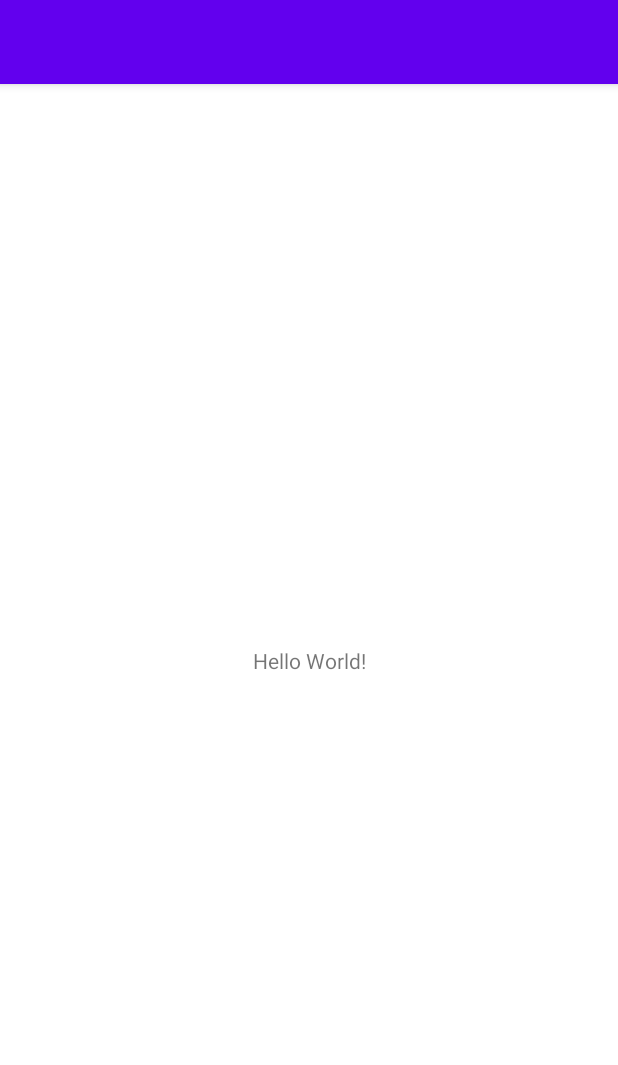
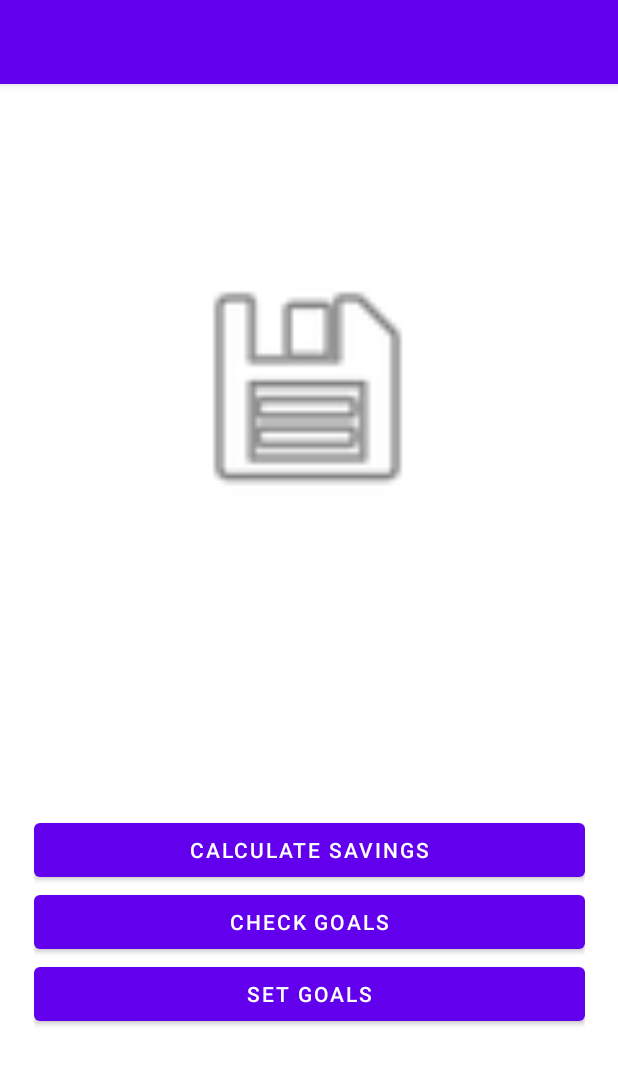
Before and after one commit to gelmisb/SavingsCalculator, an Android app: the screen it shows after launch (MainActivity), on a phone screen of 412 x 824 dp. Shown: the top 1065 px of the screen. Run offline under Robolectric (Android 15) with nearby library versions, the phone set to English and light mode, and no system bars.

Commit message:
Intial screen with buttons

```diff
--- a/app/src/main/res/layout/activity_main.xml
+++ b/app/src/main/res/layout/activity_main.xml
@@ -6,13 +6,52 @@
     android:layout_height="match_parent"
     tools:context=".MainActivity">
 
-    <TextView
-        android:layout_width="wrap_content"
-        android:layout_height="wrap_content"
-        android:text="Hello World!"
+    <ImageView
+        android:id="@+id/imageView"
+        android:layout_width="170dp"
+        android:layout_height="165dp"
+        android:layout_marginTop="100dp"
+        android:layout_marginBottom="466dp"
         app:layout_constraintBottom_toBottomOf="parent"
         app:layout_constraintEnd_toEndOf="parent"
+        app:layout_constraintHorizontal_bias="0.497"
         app:layout_constraintStart_toStartOf="parent"
-        app:layout_constraintTop_toTopOf="parent" />
+        app:layout_constraintTop_toTopOf="parent"
+        app:srcCompat="@android:drawable/ic_menu_save" />
+
+    <LinearLayout
+        android:layout_width="367dp"
+        android:layout_height="164dp"
+        android:layout_marginStart="27dp"
+        android:layout_marginTop="18dp"
+        android:layout_marginEnd="28dp"
+        android:layout_marginBottom="105dp"
+        android:orientation="vertical"
+        app:layout_constraintBottom_toBottomOf="parent"
+        app:layout_constraintEnd_toEndOf="parent"
+        app:layout_constraintHorizontal_bias="0.454"
+        app:layout_constraintStart_toStartOf="parent"
+        app:layout_constraintTop_toBottomOf="@+id/imageView"
+        app:layout_constraintVertical_bias="0.938">
+
+        <Button
+            android:id="@+id/calc_savings_activity_btn"
+            android:layout_width="match_parent"
+            android:layout_height="wrap_content"
+            android:text="Calculate Savings" />
+
+        <Button
+            android:id="@+id/check_goals_activity_btn"
+            android:layout_width="match_parent"
+            android:layout_height="wrap_content"
+            android:text="Check goals" />
+
+        <Button
+            android:id="@+id/set_goals_activity_btn"
+            android:layout_width="match_parent"
+            android:layout_height="wrap_content"
+            android:text="Set goals" />
+
+    </LinearLayout>
 
 </androidx.constraintlayout.widget.ConstraintLayout>
```
